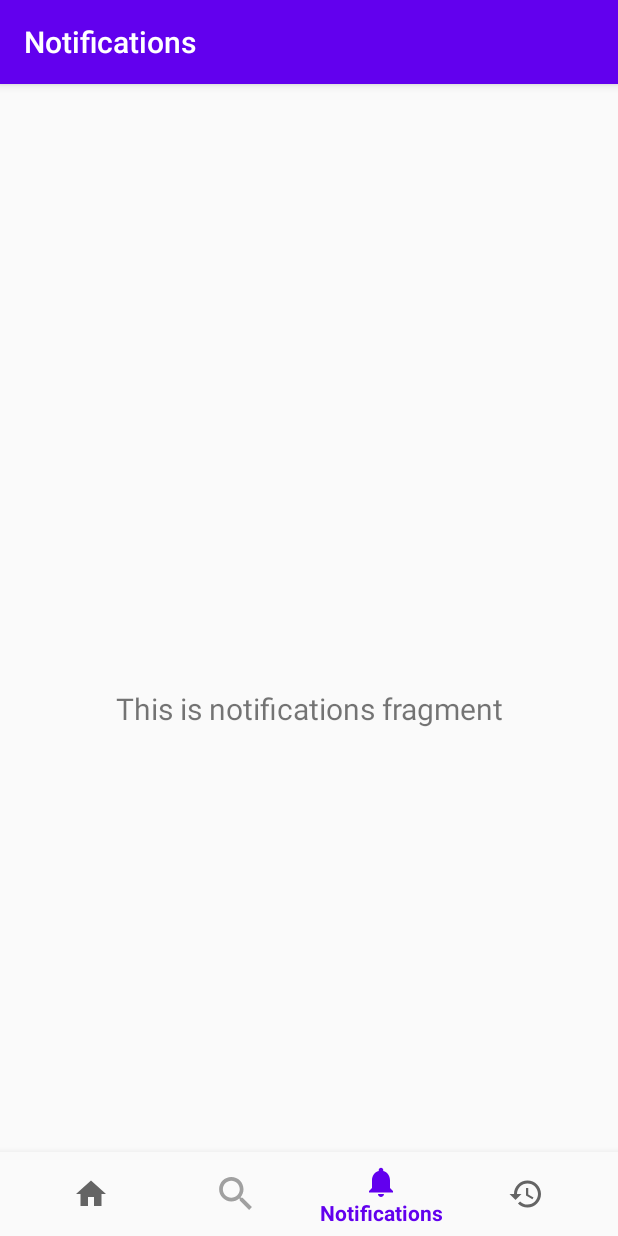
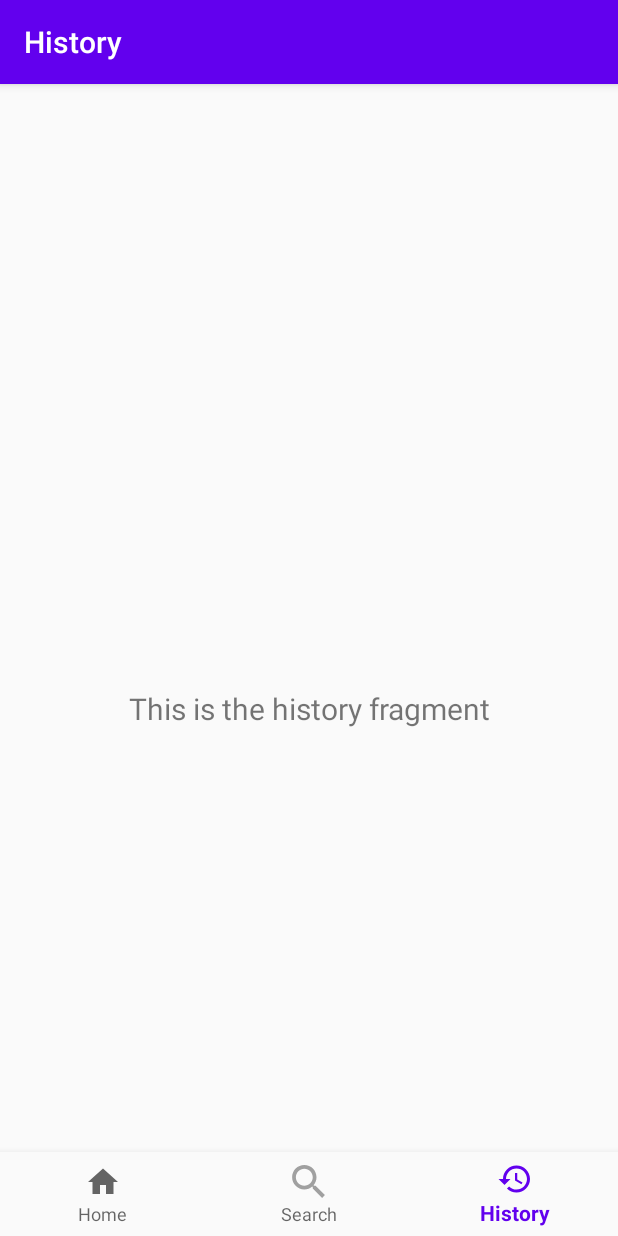
Before and after one commit to NamDoTri/WastelessApp, an Android app: the screen it shows after launch (MainActivity), item 3 of the bottom bar chosen, on a phone screen of 412 x 824 dp. Run offline under Robolectric (Android 15) with nearby library versions, the phone set to English and light mode, and no system bars; our stand-ins replace navigation-ui.

Commit message:
Removed Notification tab & updated other files accordingly

```diff
--- a/app/src/main/java/com/wasteless/MainActivity.java
+++ b/app/src/main/java/com/wasteless/MainActivity.java
@@ -20,7 +20,7 @@ public class MainActivity extends AppCompatActivity {
         // Passing each menu ID as a set of Ids because each
         // menu should be considered as top level destinations.
         AppBarConfiguration appBarConfiguration = new AppBarConfiguration.Builder(
-                R.id.navigation_home, R.id.navigation_search, R.id.navigation_history, R.id.navigation_notifications)
+                R.id.navigation_home, R.id.navigation_search, R.id.navigation_history)
                 .build();
         NavController navController = Navigation.findNavController(this, R.id.nav_host_fragment);
         NavigationUI.setupActionBarWithNavController(this, navController, appBarConfiguration);
--- a/app/src/main/java/com/wasteless/ui/notifications/NotificationsFragment.java
+++ /dev/null
@@ -1,35 +0,0 @@
-package com.wasteless.ui.notifications;
-
-import android.os.Bundle;
-import android.view.LayoutInflater;
-import android.view.View;
-import android.view.ViewGroup;
-import android.widget.TextView;
-
-import androidx.annotation.NonNull;
-import androidx.annotation.Nullable;
-import androidx.fragment.app.Fragment;
-import androidx.lifecycle.Observer;
-import androidx.lifecycle.ViewModelProviders;
-
-import com.wasteless.R;
-
-public class NotificationsFragment extends Fragment {
-
-    private NotificationsViewModel notificationsViewModel;
-
-    public View onCreateView(@NonNull LayoutInflater inflater,
-                             ViewGroup container, Bundle savedInstanceState) {
-        notificationsViewModel =
-                ViewModelProviders.of(this).get(NotificationsViewModel.class);
-        View root = inflater.inflate(R.layout.fragment_notifications, container, false);
-        final TextView textView = root.findViewById(R.id.text_notifications);
-        notificationsViewModel.getText().observe(getViewLifecycleOwner(), new Observer<String>() {
-            @Override
-            public void onChanged(@Nullable String s) {
-                textView.setText(s);
-            }
-        });
-        return root;
-    }
-}
--- a/app/src/main/java/com/wasteless/ui/notifications/NotificationsViewModel.java
+++ /dev/null
@@ -1,19 +0,0 @@
-package com.wasteless.ui.notifications;
-
-import androidx.lifecycle.LiveData;
-import androidx.lifecycle.MutableLiveData;
-import androidx.lifecycle.ViewModel;
-
-public class NotificationsViewModel extends ViewModel {
-
-    private MutableLiveData<String> mText;
-
-    public NotificationsViewModel() {
-        mText = new MutableLiveData<>();
-        mText.setValue("This is notifications fragment");
-    }
-
-    public LiveData<String> getText() {
-        return mText;
-    }
-}
--- a/app/src/main/res/menu/bottom_nav_menu.xml
+++ b/app/src/main/res/menu/bottom_nav_menu.xml
@@ -12,11 +12,6 @@
         android:title="@string/title_search" />
 
     <item
-        android:id="@+id/navigation_notifications"
-        android:icon="@drawable/ic_notifications_black_24dp"
-        android:title="@string/title_notifications" />
-
-    <item
         android:id="@+id/navigation_history"
         android:icon="@drawable/ic_history_black_24dp"
         android:title="@string/title_history" />
--- a/app/src/main/res/navigation/mobile_navigation.xml
+++ b/app/src/main/res/navigation/mobile_navigation.xml
@@ -18,15 +18,9 @@
         tools:layout="@layout/fragment_search" />
 
     <fragment
-        android:id="@+id/navigation_notifications"
-        android:name="com.wasteless.ui.notifications.NotificationsFragment"
-        android:label="@string/title_notifications"
-        tools:layout="@layout/fragment_notifications" />
-
-    <fragment
         android:id="@+id/navigation_history"
         android:name="com.wasteless.ui.history.HistoryFragment"
         android:label="@string/title_history"
-        tools:layout="@layout/fragment_notifications" />
+        tools:layout="@layout/fragment_history" />
 
 </navigation>
```
